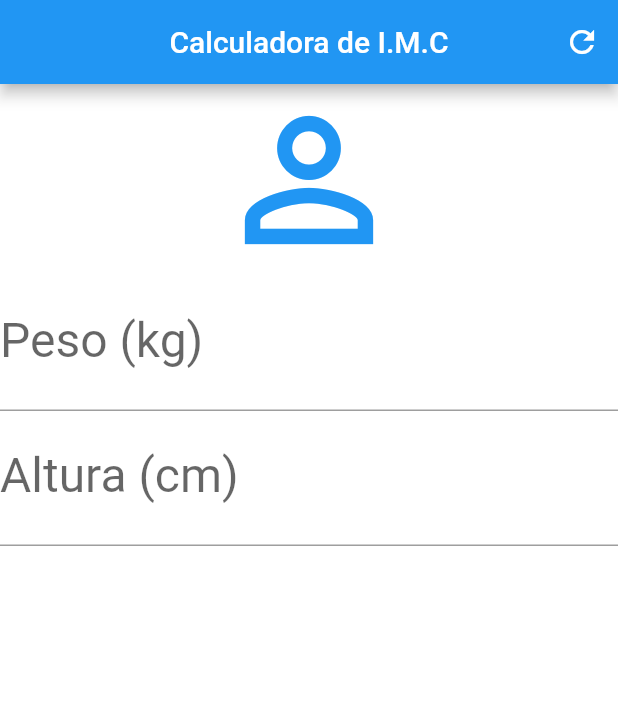
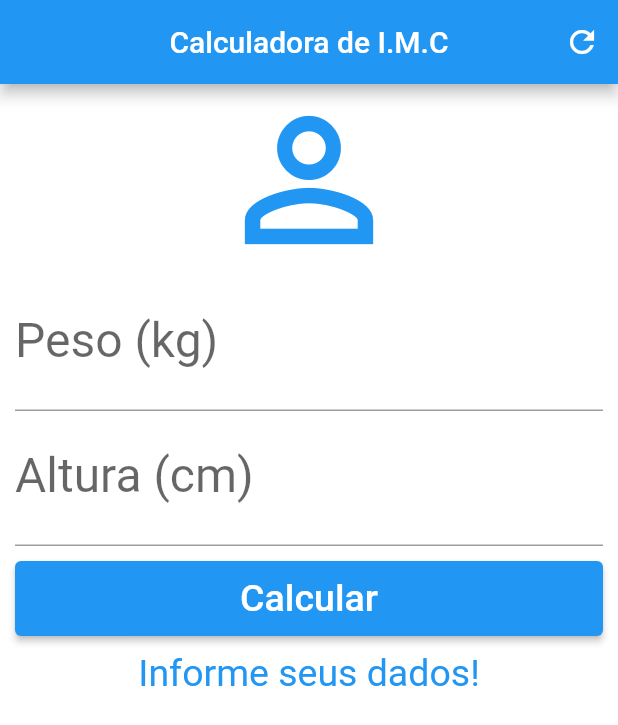
Before and after one commit to NetoSK9/calculo_imc, a Flutter app: the screen it shows after launch, on a phone screen of 412 x 824 dp. Shown: the top 725 px of the screen. Run offline on Flutter 3.47's test engine with Material 2 defaults, Android fonts, the phone set to English and light mode, and no system bars.

```diff
--- a/lib/main.dart
+++ b/lib/main.dart
@@ -1,10 +1,10 @@
+import 'package:flutter/cupertino.dart';
 import 'package:flutter/material.dart';
 
-void main(){
+void main() {
   runApp(MaterialApp(
     home: Home(),
-  )
-  );
+  ));
 }
 
 class Home extends StatefulWidget {
@@ -15,6 +15,46 @@ class Home extends StatefulWidget {
 }
 
 class _HomeState extends State<Home> {
+  TextEditingController weightController = new TextEditingController();
+  TextEditingController heightController = new TextEditingController();
+
+  GlobalKey<FormState> _formKey = new GlobalKey<FormState>();
+
+  String _infoText = "Informe seus dados!";
+
+  void _resetFilds() {
+    weightController.text = "";
+    heightController.text = "";
+    setState(() {
+      _infoText = "Informe seus dados!";
+      _formKey = GlobalKey<FormState>();
+    });
+  }
+
+  void _calculateIMC() {
+    setState(() {
+      double weight = double.parse(weightController.text);
+      double height = double.parse(heightController.text) / 100;
+      double result = weight / (height * height);
+      if (result < 18.6) {
+        _infoText = "Está abaixo do peso (${result.toStringAsPrecision(4)})";
+      } else if (result < 25.0) {
+        _infoText = "Está com peso normal (${result.toStringAsPrecision(4)})";
+      } else if (result < 30.0) {
+        _infoText = "Está com sobrepeso (${result.toStringAsPrecision(4)})";
+      } else if (result < 35.0) {
+        _infoText =
+            "Está com obesidade grau 1 (${result.toStringAsPrecision(4)})";
+      } else if (result < 40.0) {
+        _infoText =
+            "Está com obesidade grau 2 (${result.toStringAsPrecision(4)})";
+      } else {
+        _infoText =
+            "Está com obesidade morbita (${result.toStringAsPrecision(4)})";
+      }
+    });
+  }
+
   @override
   Widget build(BuildContext context) {
     return Scaffold(
@@ -22,17 +62,26 @@ class _HomeState extends State<Home> {
         title: Text("Calculadora de I.M.C"),
         centerTitle: true,
         actions: <Widget>[
-          IconButton(icon:Icon(Icons.refresh),
-            onPressed: (){},
+          IconButton(
+            icon: Icon(Icons.refresh),
+            onPressed: _resetFilds,
           )
         ],
       ),
       backgroundColor: Colors.white,
-      body: Column(
+      body: SingleChildScrollView(
+        padding: EdgeInsets.fromLTRB(10.0, 0.0, 10.0, 0.0),
+        child: Form(
+          key: _formKey,
+          child: Column(
             crossAxisAlignment: CrossAxisAlignment.stretch,
             children: <Widget>[
-          Icon(Icons.person_outline,color: Colors.blue,size: 128.0,),
-          TextField(
+              Icon(
+                Icons.person_outline,
+                color: Colors.blue,
+                size: 128.0,
+              ),
+              TextFormField(
                 keyboardType: TextInputType.number,
                 decoration: InputDecoration(
                   labelText: "Peso (kg)",
@@ -40,22 +89,61 @@ class _HomeState extends State<Home> {
                 textAlign: TextAlign.center,
                 style: TextStyle(
                   fontSize: 32.0,
-              color:Colors.blue,
+                  color: Colors.blue,
                 ),
+                controller: weightController,
+                validator: (value) {
+                  if (value!.isEmpty) {
+                    return ("incira seu peso!");
+                  }
+                },
               ),
-          TextField(
+              TextFormField(
                   keyboardType: TextInputType.number,
-            decoration: InputDecoration(
-                labelText: "Altura (cm)"
-            ),
+                  decoration: InputDecoration(labelText: "Altura (cm)"),
                   textAlign: TextAlign.center,
                   style: TextStyle(
                     fontSize: 32.0,
                     color: Colors.blue,
                   ),
-          )
-
+                  controller: heightController,
+                  validator: (value) {
+                    if (value!.isEmpty) {
+                      return ("incira sua altura!");
+                    }
+                  }),
+              Padding(
+                padding: EdgeInsets.only(top: 10.0, bottom: 10.0),
+                child: Container(
+                  height: 50.0,
+                  child: ElevatedButton(
+                    onPressed: () {
+                      if (_formKey.currentState!.validate()) {
+                        _calculateIMC();
+                      }
+                    },
+                    child: Text(
+                      "Calcular",
+                      style: TextStyle(
+                        fontSize: 25.0,
+                        color: Colors.white,
+                      ),
+                      textAlign: TextAlign.center,
+                    ),
+                  ),
+                ),
+              ),
+              Text(
+                _infoText,
+                style: TextStyle(
+                  fontSize: 25.0,
+                  color: Colors.blue,
+                ),
+                textAlign: TextAlign.center,
+              ),
             ],
+          ),
+        ),
       ),
     );
   }
```
Lines whose indentation alone changed are shown as unchanged.
